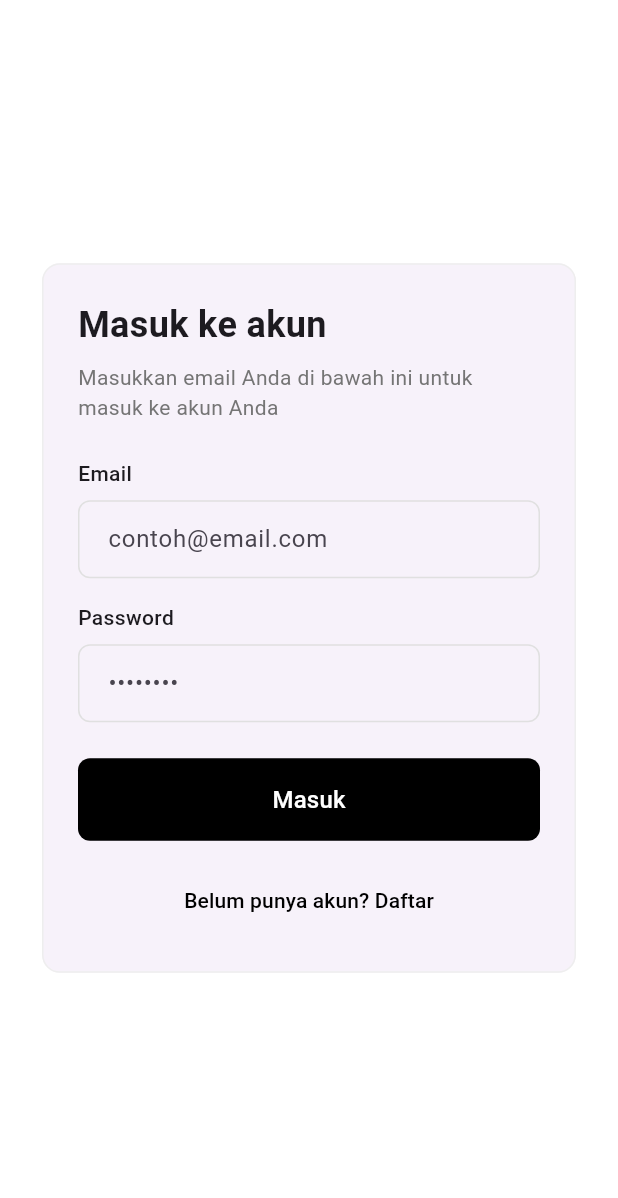
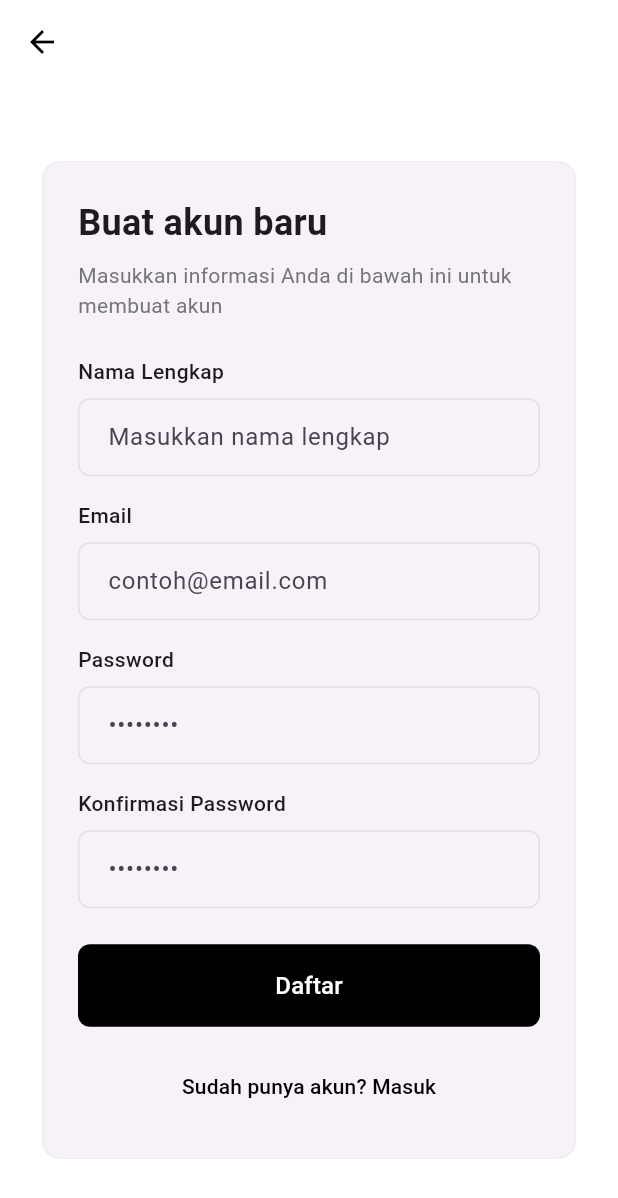
Before and after one commit to gagassurya19/bookwise-mobile-flutter, a Flutter app: the LoginScreen screen opened directly, after a tap on "Belum punya akun? Daftar", on a phone screen of 412 x 824 dp. Shown: the top 1198 px of the screen. Run offline on Flutter 3.47's test engine with Material 3 defaults, Android fonts, the light colour scheme and no system bars; our stand-ins replace flutter_svg; network calls fail.

Commit message:
feat: Menambah halaman signup_screen

```diff
--- a/lib/screens/login_screen.dart
+++ b/lib/screens/login_screen.dart
@@ -1,4 +1,5 @@
 import 'package:flutter/material.dart';
+import 'signup_screen.dart';
 
 class LoginScreen extends StatefulWidget {
   const LoginScreen({Key? key}) : super(key: key);
@@ -41,9 +42,12 @@ class _LoginScreenState extends State<LoginScreen> {
 
   void _navigateToSignUp() {
     // Navigate to sign up page
-    // Navigator.of(context).push(
-    //   MaterialPageRoute(builder: (_) => const SignUpScreen()),
-    // );
+    Navigator.push(
+      context,
+      MaterialPageRoute(
+        builder: (context) => const SignupScreen(),
+      ),
+    );
   }
 
   @override
@@ -102,15 +106,18 @@ class _LoginScreenState extends State<LoginScreen> {
                               hintText: 'contoh@email.com',
                               border: OutlineInputBorder(
                                 borderRadius: BorderRadius.circular(8),
-                                borderSide: BorderSide(color: Colors.grey.shade300),
+                                borderSide:
+                                    BorderSide(color: Colors.grey.shade300),
                               ),
                               enabledBorder: OutlineInputBorder(
                                 borderRadius: BorderRadius.circular(8),
-                                borderSide: BorderSide(color: Colors.grey.shade300),
+                                borderSide:
+                                    BorderSide(color: Colors.grey.shade300),
                               ),
                               focusedBorder: OutlineInputBorder(
                                 borderRadius: BorderRadius.circular(8),
-                                borderSide: const BorderSide(color: Colors.black, width: 1.5),
+                                borderSide: const BorderSide(
+                                    color: Colors.black, width: 1.5),
                               ),
                               contentPadding: const EdgeInsets.symmetric(
                                 horizontal: 16,
@@ -141,15 +148,18 @@ class _LoginScreenState extends State<LoginScreen> {
                               hintText: '••••••••',
                               border: OutlineInputBorder(
                                 borderRadius: BorderRadius.circular(8),
-                                borderSide: BorderSide(color: Colors.grey.shade300),
+                                borderSide:
+                                    BorderSide(color: Colors.grey.shade300),
                               ),
                               enabledBorder: OutlineInputBorder(
                                 borderRadius: BorderRadius.circular(8),
-                                borderSide: BorderSide(color: Colors.grey.shade300),
+                                borderSide:
+                                    BorderSide(color: Colors.grey.shade300),
                               ),
                               focusedBorder: OutlineInputBorder(
                                 borderRadius: BorderRadius.circular(8),
-                                borderSide: const BorderSide(color: Colors.black, width: 1.5),
+                                borderSide: const BorderSide(
+                                    color: Colors.black, width: 1.5),
                               ),
                               contentPadding: const EdgeInsets.symmetric(
                                 horizontal: 16,
--- a/lib/screens/signup_screen.dart
+++ b/lib/screens/signup_screen.dart
@@ -0,0 +1,312 @@
+import 'package:flutter/material.dart';
+
+class SignupScreen extends StatefulWidget {
+  const SignupScreen({Key? key}) : super(key: key);
+
+  @override
+  State<SignupScreen> createState() => _SignupScreenState();
+}
+
+class _SignupScreenState extends State<SignupScreen> {
+  final _nameController = TextEditingController();
+  final _emailController = TextEditingController();
+  final _passwordController = TextEditingController();
+  final _confirmPasswordController = TextEditingController();
+  bool _isLoading = false;
+
+  @override
+  void dispose() {
+    _nameController.dispose();
+    _emailController.dispose();
+    _passwordController.dispose();
+    _confirmPasswordController.dispose();
+    super.dispose();
+  }
+
+  void _handleSignup() {
+    // Implement your signup logic here
+    setState(() {
+      _isLoading = true;
+    });
+
+    // Simulate network delay
+    Future.delayed(const Duration(seconds: 1), () {
+      if (mounted) {
+        setState(() {
+          _isLoading = false;
+        });
+        // Navigate to main page after successful signup
+        // Navigator.of(context).pushReplacement(
+        //   MaterialPageRoute(builder: (_) => const MainPage()),
+        // );
+      }
+    });
+  }
+
+  void _navigateToLogin() {
+    // Navigate back to login page
+    Navigator.of(context).pop();
+  }
+
+  @override
+  Widget build(BuildContext context) {
+    return Scaffold(
+      backgroundColor: Colors.white,
+      appBar: AppBar(
+        backgroundColor: Colors.transparent,
+        elevation: 0,
+        leading: IconButton(
+          icon: const Icon(Icons.arrow_back, color: Colors.black),
+          onPressed: () => Navigator.of(context).pop(),
+        ),
+      ),
+      body: SafeArea(
+        child: Center(
+          child: SingleChildScrollView(
+            child: Padding(
+              padding: const EdgeInsets.all(24.0),
+              child: Card(
+                elevation: 0,
+                shape: RoundedRectangleBorder(
+                  borderRadius: BorderRadius.circular(12),
+                  side: BorderSide(color: Colors.grey.shade200),
+                ),
+                child: Padding(
+                  padding: const EdgeInsets.all(24.0),
+                  child: Column(
+                    mainAxisSize: MainAxisSize.min,
+                    crossAxisAlignment: CrossAxisAlignment.start,
+                    children: [
+                      const Text(
+                        'Buat akun baru',
+                        style: TextStyle(
+                          fontSize: 24,
+                          fontWeight: FontWeight.bold,
+                        ),
+                      ),
+                      const SizedBox(height: 8),
+                      Text(
+                        'Masukkan informasi Anda di bawah ini untuk membuat akun',
+                        style: TextStyle(
+                          fontSize: 14,
+                          color: Colors.grey.shade600,
+                        ),
+                      ),
+                      const SizedBox(height: 24),
+
+                      // Name Field
+                      Column(
+                        crossAxisAlignment: CrossAxisAlignment.start,
+                        children: [
+                          const Text(
+                            'Nama Lengkap',
+                            style: TextStyle(
+                              fontWeight: FontWeight.w500,
+                            ),
+                          ),
+                          const SizedBox(height: 8),
+                          TextFormField(
+                            controller: _nameController,
+                            decoration: InputDecoration(
+                              hintText: 'Masukkan nama lengkap',
+                              border: OutlineInputBorder(
+                                borderRadius: BorderRadius.circular(8),
+                                borderSide: BorderSide(color: Colors.grey.shade300),
+                              ),
+                              enabledBorder: OutlineInputBorder(
+                                borderRadius: BorderRadius.circular(8),
+                                borderSide: BorderSide(color: Colors.grey.shade300),
+                              ),
+                              focusedBorder: OutlineInputBorder(
+                                borderRadius: BorderRadius.circular(8),
+                                borderSide: const BorderSide(color: Colors.black, width: 1.5),
+                              ),
+                              contentPadding: const EdgeInsets.symmetric(
+                                horizontal: 16,
+                                vertical: 14,
+                              ),
+                            ),
+                          ),
+                        ],
+                      ),
+
+                      const SizedBox(height: 16),
+
+                      // Email Field
+                      Column(
+                        crossAxisAlignment: CrossAxisAlignment.start,
+                        children: [
+                          const Text(
+                            'Email',
+                            style: TextStyle(
+                              fontWeight: FontWeight.w500,
+                            ),
+                          ),
+                          const SizedBox(height: 8),
+                          TextFormField(
+                            controller: _emailController,
+                            keyboardType: TextInputType.emailAddress,
+                            decoration: InputDecoration(
+                              hintText: 'contoh@email.com',
+                              border: OutlineInputBorder(
+                                borderRadius: BorderRadius.circular(8),
+                                borderSide: BorderSide(color: Colors.grey.shade300),
+                              ),
+                              enabledBorder: OutlineInputBorder(
+                                borderRadius: BorderRadius.circular(8),
+                                borderSide: BorderSide(color: Colors.grey.shade300),
+                              ),
+                              focusedBorder: OutlineInputBorder(
+                                borderRadius: BorderRadius.circular(8),
+                                borderSide: const BorderSide(color: Colors.black, width: 1.5),
+                              ),
+                              contentPadding: const EdgeInsets.symmetric(
+                                horizontal: 16,
+                                vertical: 14,
+                              ),
+                            ),
+                          ),
+                        ],
+                      ),
+
+                      const SizedBox(height: 16),
+
+                      // Password Field
+                      Column(
+                        crossAxisAlignment: CrossAxisAlignment.start,
+                        children: [
+                          const Text(
+                            'Password',
+                            style: TextStyle(
+                              fontWeight: FontWeight.w500,
+                            ),
+                          ),
+                          const SizedBox(height: 8),
+                          TextFormField(
+                            controller: _passwordController,
+                            obscureText: true,
+                            decoration: InputDecoration(
+                              hintText: '••••••••',
+                              border: OutlineInputBorder(
+                                borderRadius: BorderRadius.circular(8),
+                                borderSide: BorderSide(color: Colors.grey.shade300),
+                              ),
+                              enabledBorder: OutlineInputBorder(
+                                borderRadius: BorderRadius.circular(8),
+                                borderSide: BorderSide(color: Colors.grey.shade300),
+                              ),
+                              focusedBorder: OutlineInputBorder(
+                                borderRadius: BorderRadius.circular(8),
+                                borderSide: const BorderSide(color: Colors.black, width: 1.5),
+                              ),
+                              contentPadding: const EdgeInsets.symmetric(
+                                horizontal: 16,
+                                vertical: 14,
+                              ),
+                            ),
+                          ),
+                        ],
+                      ),
+
+                      const SizedBox(height: 16),
+
+                      // Confirm Password Field
+                      Column(
+                        crossAxisAlignment: CrossAxisAlignment.start,
+                        children: [
+                          const Text(
+                            'Konfirmasi Password',
+                            style: TextStyle(
+                              fontWeight: FontWeight.w500,
+                            ),
+                          ),
+                          const SizedBox(height: 8),
+                          TextFormField(
+                            controller: _confirmPasswordController,
+                            obscureText: true,
+                            decoration: InputDecoration(
+                              hintText: '••••••••',
+                              border: OutlineInputBorder(
+                                borderRadius: BorderRadius.circular(8),
+                                borderSide: BorderSide(color: Colors.grey.shade300),
+                              ),
+                              enabledBorder: OutlineInputBorder(
+                                borderRadius: BorderRadius.circular(8),
+                                borderSide: BorderSide(color: Colors.grey.shade300),
+                              ),
+                              focusedBorder: OutlineInputBorder(
+                                borderRadius: BorderRadius.circular(8),
+                                borderSide: const BorderSide(color: Colors.black, width: 1.5),
+                              ),
+                              contentPadding: const EdgeInsets.symmetric(
+                                horizontal: 16,
+                                vertical: 14,
+                              ),
+                            ),
+                          ),
+                        ],
+                      ),
+
+                      const SizedBox(height: 24),
+
+                      // Signup Button
+                      SizedBox(
+                        width: double.infinity,
+                        child: ElevatedButton(
+                          onPressed: _isLoading ? null : _handleSignup,
+                          style: ElevatedButton.styleFrom(
+                            backgroundColor: Colors.black,
+                            foregroundColor: Colors.white,
+                            padding: const EdgeInsets.symmetric(vertical: 16),
+                            shape: RoundedRectangleBorder(
+                              borderRadius: BorderRadius.circular(8),
+                            ),
+                            elevation: 0,
+                          ),
+                          child: _isLoading
+                              ? const SizedBox(
+                                  height: 20,
+                                  width: 20,
+                                  child: CircularProgressIndicator(
+                                    strokeWidth: 2,
+                                    color: Colors.white,
+                                  ),
+                                )
+                              : const Text(
+                                  'Daftar',
+                                  style: TextStyle(
+                                    fontSize: 16,
+                                    fontWeight: FontWeight.w500,
+                                  ),
+                                ),
+                        ),
+                      ),
+
+                      const SizedBox(height: 16),
+
+                      // Login Link
+                      Center(
+                        child: TextButton(
+                          onPressed: _navigateToLogin,
+                          style: TextButton.styleFrom(
+                            foregroundColor: Colors.black,
+                          ),
+                          child: const Text(
+                            'Sudah punya akun? Masuk',
+                            style: TextStyle(
+                              fontWeight: FontWeight.w500,
+                            ),
+                          ),
+                        ),
+                      ),
+                    ],
+                  ),
+                ),
+              ),
+            ),
+          ),
+        ),
+      ),
+    );
+  }
+}
```
